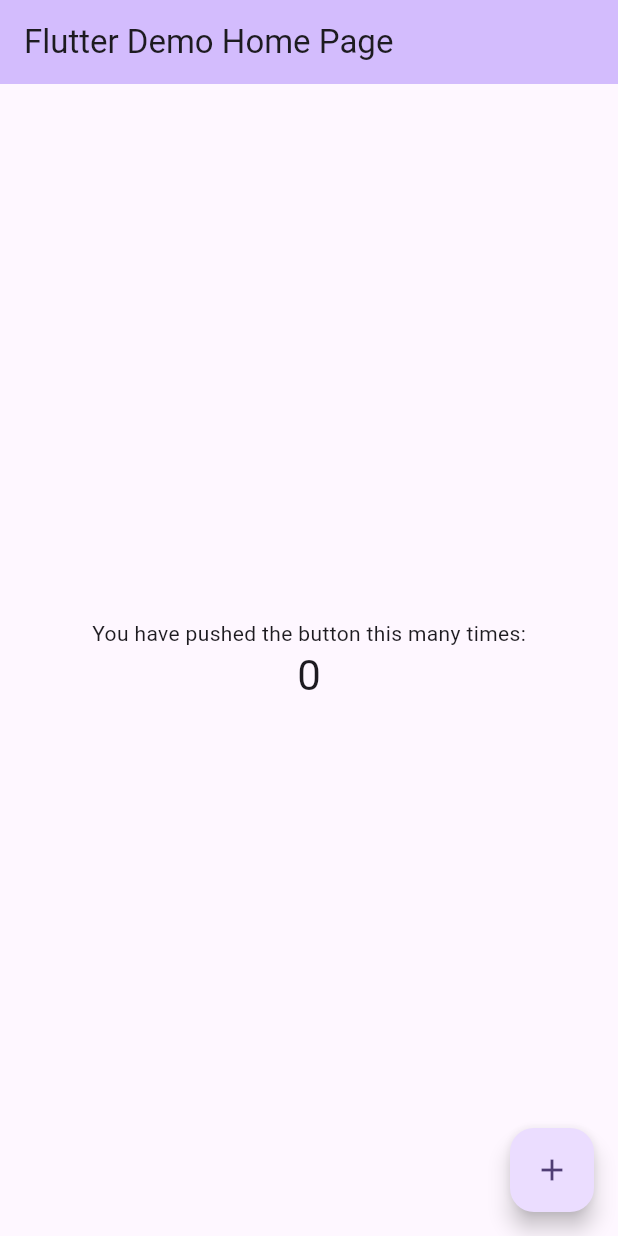
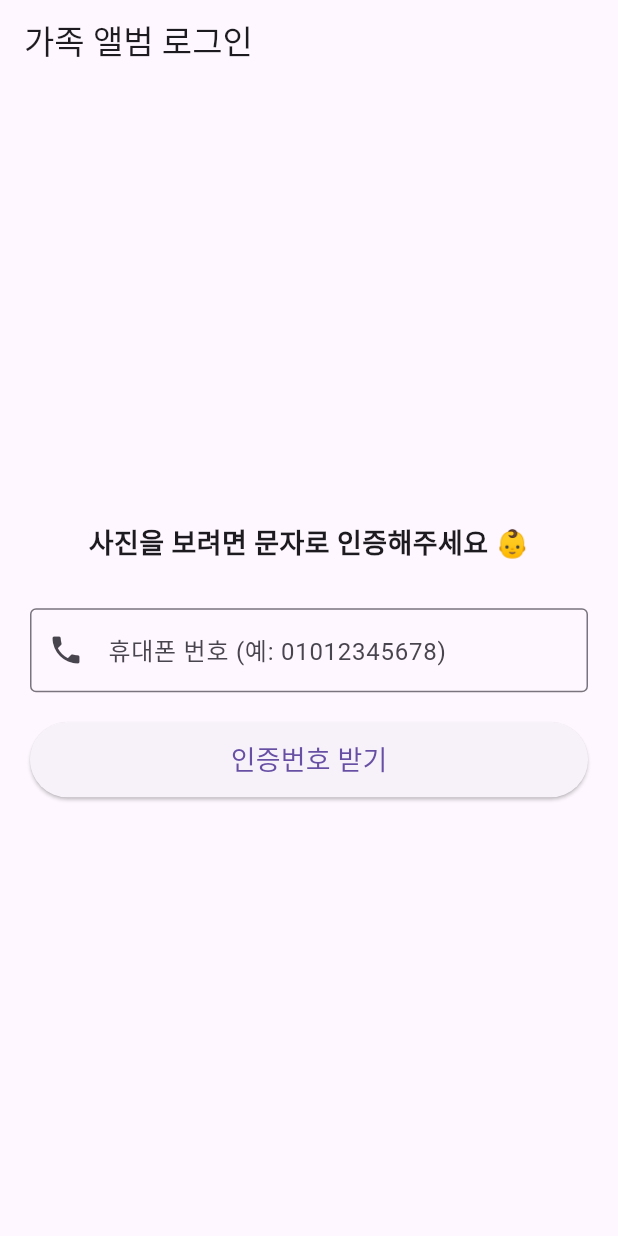
Before and after one commit to poiupoiu96/hhs_album, a Flutter app: the screen it shows after launch, on a phone screen of 412 x 824 dp. Run offline on Flutter 3.47's test engine with Material 3 defaults, Android fonts, the phone set to English and light mode, and no system bars; our stand-ins replace firebase_auth, firebase_core; accounts and stored records are empty.

Commit message:
firebase 로그인(전화번호 인증), app icon 변경

```diff
--- a/lib/main.dart
+++ b/lib/main.dart
@@ -1,121 +1,41 @@
 import 'package:flutter/material.dart';
+import 'package:firebase_core/firebase_core.dart';
+import 'package:firebase_auth/firebase_auth.dart';
+import 'firebase_options.dart';
+// 🔥 새로 만든 화면 파일들을 불러옵니다.
+import 'screens/login_screen.dart';
+import 'screens/home_screen.dart';
 
-void main() {
+void main() async {
+  WidgetsFlutterBinding.ensureInitialized();
+  await Firebase.initializeApp(
+    options: DefaultFirebaseOptions.currentPlatform,
+  );
+  await FirebaseAuth.instance.setSettings(appVerificationDisabledForTesting: true);
+
   runApp(const MyApp());
 }
 
 class MyApp extends StatelessWidget {
   const MyApp({super.key});
 
-  // This widget is the root of your application.
   @override
   Widget build(BuildContext context) {
     return MaterialApp(
-      title: 'Flutter Demo',
-      theme: ThemeData(
-        // This is the theme of your application.
-        //
-        // TRY THIS: Try running your application with "flutter run". You'll see
-        // the application has a purple toolbar. Then, without quitting the app,
-        // try changing the seedColor in the colorScheme below to Colors.green
-        // and then invoke "hot reload" (save your changes or press the "hot
-        // reload" button in a Flutter-supported IDE, or press "r" if you used
-        // the command line to start the app).
-        //
-        // Notice that the counter didn't reset back to zero; the application
-        // state is not lost during the reload. To reset the state, use hot
-        // restart instead.
-        //
-        // This works for code too, not just values: Most code changes can be
-        // tested with just a hot reload.
-        colorScheme: .fromSeed(seedColor: Colors.deepPurple),
-      ),
-      home: const MyHomePage(title: 'Flutter Demo Home Page'),
-    );
-  }
-}
-
-class MyHomePage extends StatefulWidget {
-  const MyHomePage({super.key, required this.title});
-
-  // This widget is the home page of your application. It is stateful, meaning
-  // that it has a State object (defined below) that contains fields that affect
-  // how it looks.
-
-  // This class is the configuration for the state. It holds the values (in this
-  // case the title) provided by the parent (in this case the App widget) and
-  // used by the build method of the State. Fields in a Widget subclass are
-  // always marked "final".
-
-  final String title;
-
-  @override
-  State<MyHomePage> createState() => _MyHomePageState();
-}
-
-class _MyHomePageState extends State<MyHomePage> {
-  int _counter = 0;
-
-  void _incrementCounter() {
-    setState(() {
-      // This call to setState tells the Flutter framework that something has
-      // changed in this State, which causes it to rerun the build method below
-      // so that the display can reflect the updated values. If we changed
-      // _counter without calling setState(), then the build method would not be
-      // called again, and so nothing would appear to happen.
-      _counter++;
-    });
-  }
-
-  @override
-  Widget build(BuildContext context) {
-    // This method is rerun every time setState is called, for instance as done
-    // by the _incrementCounter method above.
-    //
-    // The Flutter framework has been optimized to make rerunning build methods
-    // fast, so that you can just rebuild anything that needs updating rather
-    // than having to individually change instances of widgets.
-    return Scaffold(
-      appBar: AppBar(
-        // TRY THIS: Try changing the color here to a specific color (to
-        // Colors.amber, perhaps?) and trigger a hot reload to see the AppBar
-        // change color while the other colors stay the same.
-        backgroundColor: Theme.of(context).colorScheme.inversePrimary,
-        // Here we take the value from the MyHomePage object that was created by
-        // the App.build method, and use it to set our appbar title.
-        title: Text(widget.title),
-      ),
-      body: Center(
-        // Center is a layout widget. It takes a single child and positions it
-        // in the middle of the parent.
-        child: Column(
-          // Column is also a layout widget. It takes a list of children and
-          // arranges them vertically. By default, it sizes itself to fit its
-          // children horizontally, and tries to be as tall as its parent.
-          //
-          // Column has various properties to control how it sizes itself and
-          // how it positions its children. Here we use mainAxisAlignment to
-          // center the children vertically; the main axis here is the vertical
-          // axis because Columns are vertical (the cross axis would be
-          // horizontal).
-          //
-          // TRY THIS: Invoke "debug painting" (choose the "Toggle Debug Paint"
-          // action in the IDE, or press "p" in the console), to see the
-          // wireframe for each widget.
-          mainAxisAlignment: .center,
-          children: [
-            const Text('You have pushed the button this many times:'),
-            Text(
-              '$_counter',
-              style: Theme.of(context).textTheme.headlineMedium,
-            ),
-          ],
-        ),
-      ),
-      floatingActionButton: FloatingActionButton(
-        onPressed: _incrementCounter,
-        tooltip: 'Increment',
-        child: const Icon(Icons.add),
+      title: '가족 앨범',
+      theme: ThemeData(primarySwatch: Colors.blue),
+      // Auth 상태를 감시해서 화면을 자동으로 스위칭
+      home: StreamBuilder<User?>(
+        stream: FirebaseAuth.instance.authStateChanges(),
+        builder: (context, snapshot) {
+          if (snapshot.connectionState == ConnectionState.waiting) {
+            return const Scaffold(body: Center(child: CircularProgressIndicator()));
+          }
+          if (snapshot.hasData) {
+            return const HomeScreen(); // 로그인 상태면 홈화면으로
+          }
+          return const LoginScreen(); // 로그아웃 상태면 로그인화면으로
+        },
       ),
     );
   }
--- /dev/null
+++ b/lib/screens/home_screen.dart
@@ -0,0 +1,15 @@
+import 'package:flutter/material.dart';
+
+class HomeScreen extends StatelessWidget {
+  const HomeScreen({super.key});
+
+  @override
+  Widget build(BuildContext context) {
+    return Scaffold(
+      appBar: AppBar(title: const Text('우리가족 앨범 👨‍👩‍👦')),
+      body: const Center(
+        child: Text('여기에 사진들이 올라올 예정입니다!👶'),
+      ),
+    );
+  }
+}
--- /dev/null
+++ b/lib/screens/login_screen.dart
@@ -0,0 +1,157 @@
+import 'package:flutter/material.dart';
+import 'package:firebase_auth/firebase_auth.dart';
+import 'package:flutter/services.dart'; // 🔥 입력 제한(포맷터)을 위해 추가된 패키지
+
+class LoginScreen extends StatefulWidget {
+  const LoginScreen({super.key});
+
+  @override
+  State<LoginScreen> createState() => _LoginScreenState();
+}
+
+class _LoginScreenState extends State<LoginScreen> {
+  final TextEditingController _phoneController = TextEditingController();
+  final TextEditingController _otpController = TextEditingController();
+
+  String? _verificationId;
+
+  // 🔥 에러 얼럿(팝업)을 띄우는 함수
+  void _showErrorDialog(String message) {
+    showDialog(
+      context: context,
+      builder: (ctx) => AlertDialog(
+        title: const Text('알림', style: TextStyle(fontWeight: FontWeight.bold)),
+        content: Text(message),
+        actions: [
+          TextButton(
+            onPressed: () => Navigator.of(ctx).pop(), // 팝업 닫기
+            child: const Text('확인'),
+          ),
+        ],
+      ),
+    );
+  }
+
+  @override
+  Widget build(BuildContext context) {
+    return Scaffold(
+      appBar: AppBar(title: const Text('가족 앨범 로그인')),
+      body: Padding(
+        padding: const EdgeInsets.all(20.0),
+        child: Column(
+          mainAxisAlignment: MainAxisAlignment.center,
+          children: [
+            Text(
+              _verificationId == null ? '사진을 보려면 문자로 인증해주세요 👶' : '문자로 온 6자리 숫자를 입력해주세요 ✉️',
+              style: const TextStyle(fontSize: 18, fontWeight: FontWeight.bold),
+            ),
+            const SizedBox(height: 30),
+
+            // 1. 번호 입력창
+            if (_verificationId == null) ...[
+              TextField(
+                controller: _phoneController,
+                keyboardType: TextInputType.phone,
+                // 🔥 숫자만 입력 가능하게 하고, 최대 11자리까지만 입력되도록 제한!
+                inputFormatters: [
+                  FilteringTextInputFormatter.digitsOnly,
+                  LengthLimitingTextInputFormatter(11),
+                ],
+                decoration: const InputDecoration(
+                  border: OutlineInputBorder(),
+                  labelText: '휴대폰 번호 (예: 01012345678)',
+                  prefixIcon: Icon(Icons.phone),
+                  counterText: "", // 글자 수 제한 시 아래에 생기는 숫자 카운터 숨기기
+                ),
+              ),
+              const SizedBox(height: 20),
+              SizedBox(
+                width: double.infinity,
+                height: 50,
+                child: ElevatedButton(
+                  onPressed: () async {
+                    String phone = _phoneController.text.trim();
+
+                    // 번호가 너무 짧으면 경고 띄우기
+                    if (phone.length < 10) {
+                      _showErrorDialog('올바른 휴대폰 번호를 입력해주세요.');
+                      return;
+                    }
+
+                    if (phone.startsWith('0')) {
+                      phone = '+82${phone.substring(1)}';
+                    } else if (!phone.startsWith('+82')) {
+                      phone = '+82$phone';
+                    }
+
+                    await FirebaseAuth.instance.verifyPhoneNumber(
+                      phoneNumber: phone,
+                      verificationCompleted: (PhoneAuthCredential credential) {},
+                      verificationFailed: (FirebaseAuthException e) {
+                        _showErrorDialog('인증번호 발송에 실패했습니다.\n다시 시도해주세요.');
+                      },
+                      codeSent: (String verificationId, int? resendToken) {
+                        setState(() {
+                          _verificationId = verificationId;
+                        });
+                      },
+                      codeAutoRetrievalTimeout: (String verificationId) {},
+                    );
+                  },
+                  child: const Text('인증번호 받기', style: TextStyle(fontSize: 18)),
+                ),
+              ),
+            ]
+
+            // 2. 인증번호 6자리 입력창
+            else ...[
+              TextField(
+                controller: _otpController,
+                keyboardType: TextInputType.number,
+                // 🔥 숫자만 입력 가능하게 하고, 딱 6자리까지만 입력되도록 제한!
+                inputFormatters: [
+                  FilteringTextInputFormatter.digitsOnly,
+                  LengthLimitingTextInputFormatter(6),
+                ],
+                decoration: const InputDecoration(
+                  border: OutlineInputBorder(),
+                  labelText: '인증번호 6자리',
+                  prefixIcon: Icon(Icons.message),
+                  counterText: "", // 숫자 카운터 숨기기
+                ),
+              ),
+              const SizedBox(height: 20),
+              SizedBox(
+                width: double.infinity,
+                height: 50,
+                child: ElevatedButton(
+                  onPressed: () async {
+                    String otp = _otpController.text.trim();
+
+                    if (otp.length != 6) {
+                      _showErrorDialog('인증번호 6자리를 모두 입력해주세요.');
+                      return;
+                    }
+
+                    try {
+                      PhoneAuthCredential credential = PhoneAuthProvider.credential(
+                        verificationId: _verificationId!,
+                        smsCode: otp,
+                      );
+                      await FirebaseAuth.instance.signInWithCredential(credential);
+                      print('로그인 성공!');
+                    } catch (e) {
+                      // 🔥 인증번호가 틀렸을 때 예쁜 팝업 띄우기
+                      _showErrorDialog('인증번호가 틀렸습니다.\n다시 확인해주세요.');
+                    }
+                  },
+                  child: const Text('로그인 하기', style: TextStyle(fontSize: 18)),
+                ),
+              ),
+            ],
+          ],
+        ),
+      ),
+    );
+  }
+}
--- a/pubspec.yaml
+++ b/pubspec.yaml
@@ -34,6 +34,8 @@ dependencies:
   # The following adds the Cupertino Icons font to your application.
   # Use with the CupertinoIcons class for iOS style icons.
   cupertino_icons: ^1.0.8
+  firebase_core: ^3.6.0
+  firebase_auth: ^5.3.0
 
 dev_dependencies:
   flutter_test:
```
Also changed, not shown: firebase.json (added), lib/firebase_options.dart (added), pubspec.lock, 43 other files.
